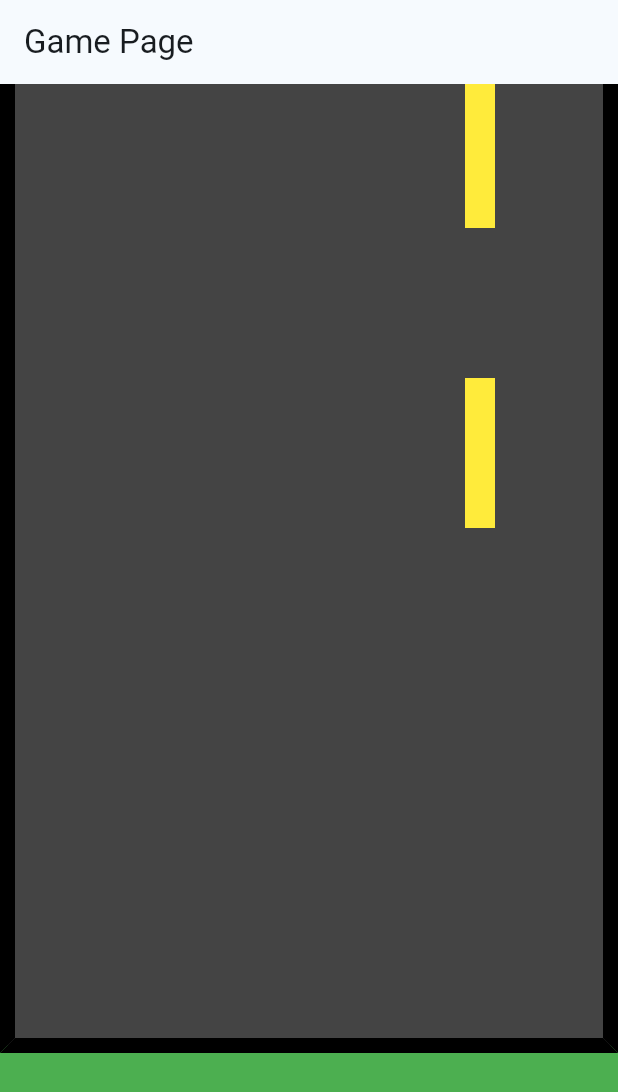
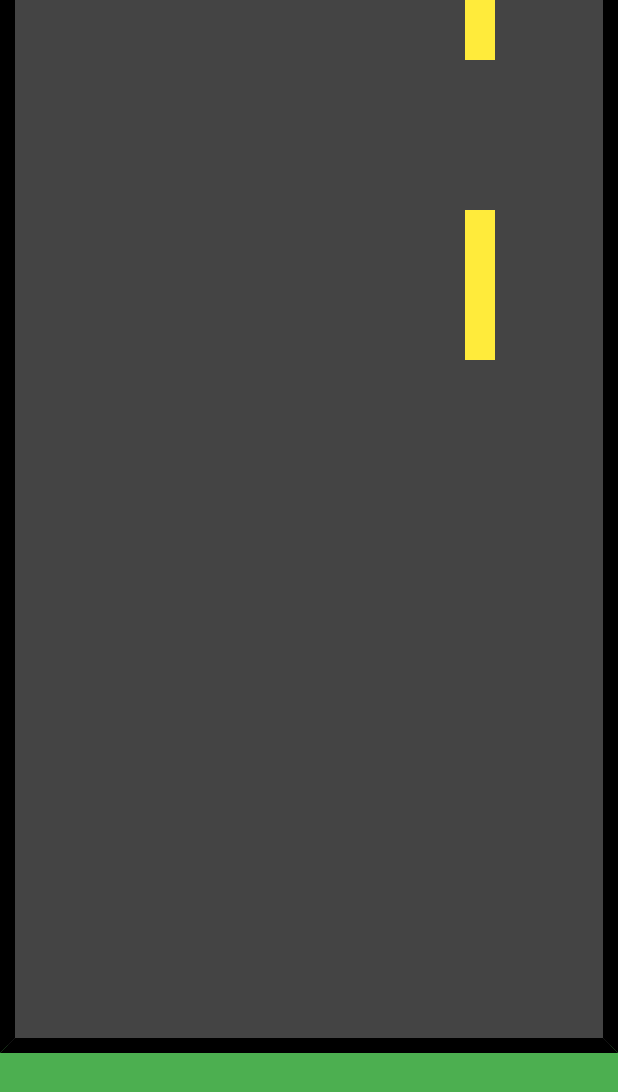
Before and after one commit to danielajgr/on-the-road-again, a Flutter app: the screen it shows after launch, after a tap on "Play", on a phone screen of 412 x 824 dp. Shown: the top 1092 px of the screen. Run offline on Flutter 3.47's test engine with Material 3 defaults, Android fonts, the phone set to English and light mode, and no system bars; our stand-ins replace sensors_plus; statements that could not run were skipped.

Commit message:
Adjusted handling for game over in game

```diff
--- a/flutter_application_1/lib/game.dart
+++ b/flutter_application_1/lib/game.dart
@@ -1,4 +1,5 @@
 import 'package:flutter/material.dart';
+import 'package:flutter_application_1/objects/game_state.dart';
 import 'package:flutter_application_1/widgets/car.dart';
 import 'package:flutter_application_1/widgets/pointCounter.dart';
 import 'dart:async';
@@ -13,13 +14,9 @@ class GamePage extends StatefulWidget {
 }
 
 class _GamePageState extends State<GamePage> {
+  late GameState gameState;
   PointCounter pointCounter = PointCounter();
   int points = 0;
-
-  void startPoints() {
-    pointCounter.reset();
-    pointCounter.start();
-  }
 
   double lineOffset = 0;
   double bushOffset = 0;
@@ -36,6 +33,7 @@ class _GamePageState extends State<GamePage> {
   void initState() {
     super.initState();
     startPoints();
+    gameState = GameState(30, 50, handleGameOver);
     _streamSubscriptions.add(
       accelerometerEvents.listen(
         (AccelerometerEvent event) {
@@ -70,6 +68,17 @@ class _GamePageState extends State<GamePage> {
     });
   }
 
+  //end game
+  void handleGameOver() {
+    pointCounter.stop();
+    Navigator.pushNamed(context, '/end', arguments: pointCounter);
+  }
+
+  void startPoints() {
+    pointCounter.reset();
+    pointCounter.start();
+  }
+
   @override
   void dispose() {
     _timer?.cancel();
@@ -84,10 +93,6 @@ class _GamePageState extends State<GamePage> {
   @override
   Widget build(BuildContext context) {
     return Scaffold(
-      appBar: AppBar(
-        title: const Text('Game Page'),
-        automaticallyImplyLeading: false, // get rid of back button
-      ),
       body: Container(
         color: Colors.green,
         child: Center(
@@ -175,12 +180,12 @@ class _GamePageState extends State<GamePage> {
               ElevatedButton(
                 //if obstacle.checkHit() = true then end, if not then continue
                 onPressed: () {
-                  Navigator.pushNamed(context, '/end', arguments: pointCounter);
+                  handleGameOver();
                 },
                 child: const Text('End'),
               ),
               const SizedBox(height: 20),
-              // Display the points below the button
+              // Display points below the test button
               Text(
                 'Point Score: $points',
                 style: const TextStyle(fontSize: 24, color: Colors.white),
```
